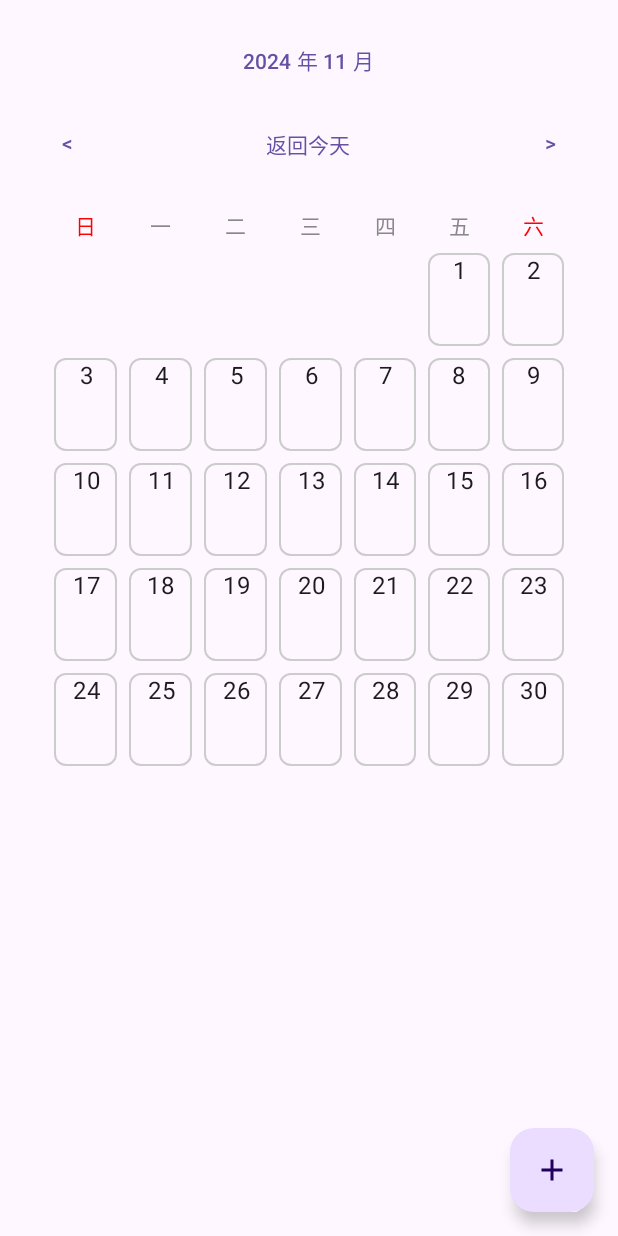
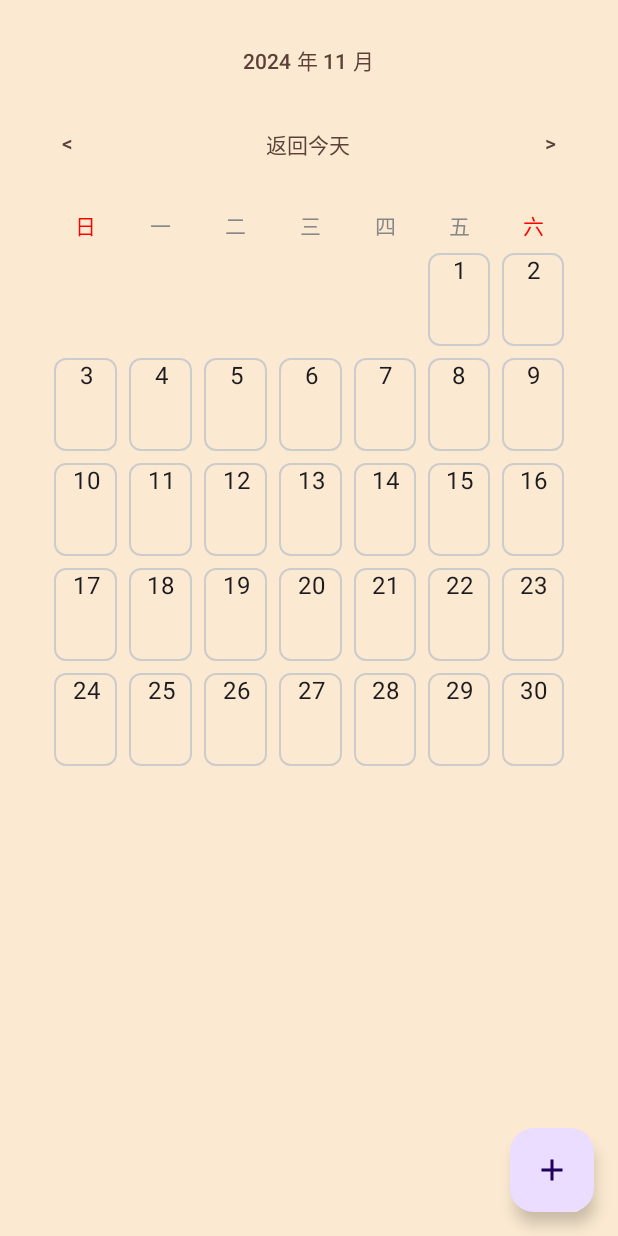
Before and after one commit to ian20040409/Android-Final-Exam, an Android app built with Jetpack Compose: the screen it shows after launch (MainActivity), after a tap on an icon or button, on a phone screen of 412 x 824 dp. Run offline under Robolectric (Android 15) with nearby library versions, the light colour scheme and no system bars.

Commit message:
colorful

```diff
--- a/app/src/main/java/com/example/finaleaxm/MainActivity.kt
+++ b/app/src/main/java/com/example/finaleaxm/MainActivity.kt
@@ -47,6 +47,11 @@ import java.time.LocalDate
 import java.time.LocalTime
 import java.time.YearMonth
 import java.util.concurrent.TimeUnit
+import androidx.compose.material3.MaterialTheme
+import androidx.compose.material3.darkColorScheme
+import androidx.compose.material3.lightColorScheme
+import androidx.compose.runtime.Composable
+import java.time.Month
 
 // Memo 資料類型
 data class Memo(val date: LocalDate, val time: LocalTime?, val content: String)
@@ -614,14 +619,61 @@ fun PreviewCalendarScreen() {
     CalendarScreen(context = LocalContext.current)
 }
 
+
+@Composable
+fun SeasonalTheme(month: Month, content: @Composable () -> Unit) {
+    val colors = when (month) {
+        Month.MARCH, Month.APRIL, Month.MAY -> {
+            // 春季：深綠 + 深粉 + 淡綠背景
+            lightColorScheme(
+                primary = Color(0xFF388E3C),   // 深綠 (Green 700)
+                secondary = Color(0xFFD81B60), // 深粉 (Pink 700)
+                background = Color(0x2C9AFD9D) // 淡綠 (Green 200)
+            )
+        }
+        Month.JUNE, Month.JULY, Month.AUGUST -> {
+            // 夏季：深紅 + 深粉紅 + 淡粉紅背景
+            lightColorScheme(
+                primary = Color(0xFFD32F2F),   // 深紅 (Red 700)
+                secondary = Color(0xFFC2185B), // 深粉紅 (Pink 800)
+                background = Color(0x25FD9090) // 淡粉紅 (Red 100)
+            )
+        }
+        Month.SEPTEMBER, Month.OCTOBER, Month.NOVEMBER -> {
+            // 秋季：深咖啡 + 稍深棕灰 + 淡棕灰背景
+            lightColorScheme(
+                primary = Color(0xFF5D4037),   // 深棕 (Brown 700)
+                secondary = Color(0xFF6D4C41), // 稍深棕灰 (Brown 600)
+                background = Color(0x36FFB03C) // 淡棕灰 (Brown 100)
+            )
+        }
+        else -> {
+            // 冬季：深藍 + 深灰藍 + 淡藍背景
+            lightColorScheme(
+                primary = Color(0xFF1976D2),   // 深藍 (Blue 700)
+                secondary = Color(0xFF455A64), // 深灰藍 (Blue Grey 700)
+                background = Color(0x258DC6F8) // 淡藍 (Blue 100)
+            )
+        }
+    }
+
+    MaterialTheme(
+        colorScheme = colors,
+        typography = MaterialTheme.typography,
+        shapes = MaterialTheme.shapes,
+        content = content
+    )
+}
+
 class MainActivity : ComponentActivity() {
     override fun onCreate(savedInstanceState: Bundle?) {
         super.onCreate(savedInstanceState)
         enableEdgeToEdge()
         createNotificationChannel()
         setContent {
-            MaterialTheme {
-                CalendarScreen(viewModel = viewModel(), context = this)
+            val viewModel: CalendarViewModel = viewModel()
+            SeasonalTheme(month = viewModel.currentMonth.month) {
+                CalendarScreen(viewModel = viewModel, context = this)
             }
         }
     }
```
